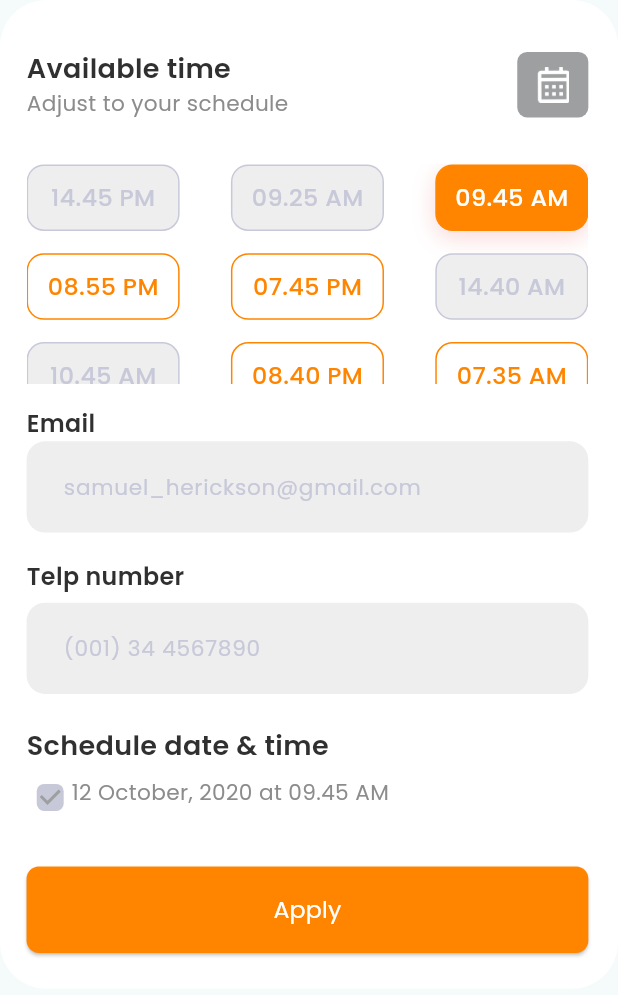
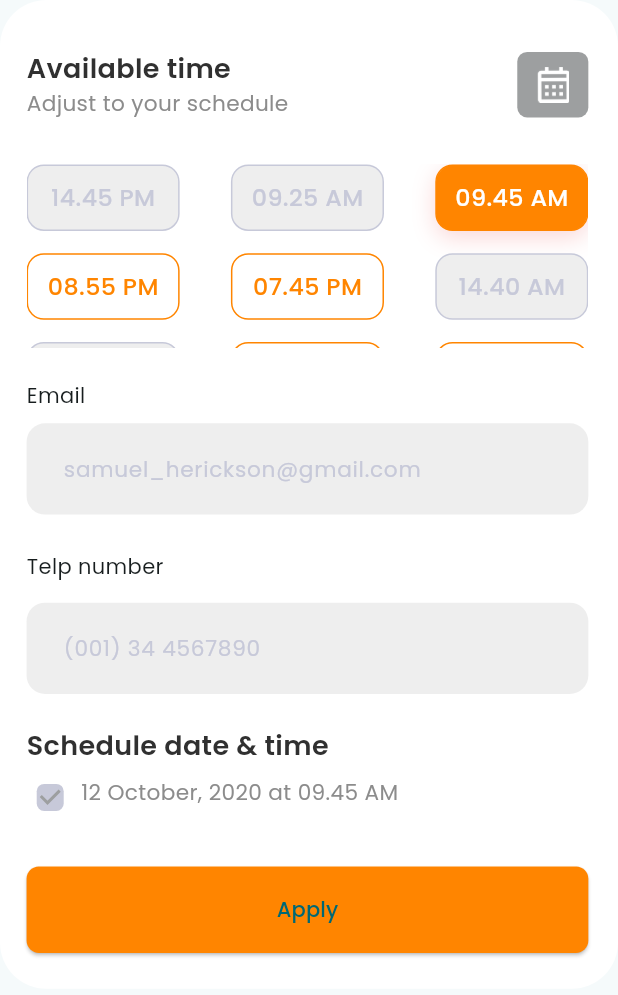
Before and after one commit to AmmarSAFI05/task7, a Flutter app: the SchedulePage widget shown alone on an empty page, opened directly, on a phone screen of 412 x 824 dp. Shown: the top 995 px of the screen. Run offline on Flutter 3.47's test engine with Material 3 defaults, Android fonts, the phone set to English and light mode, and no system bars; statements that could not run were skipped.

Commit message:
I changed the names of the variables to the correct format

```diff
--- a/lib/view/schedule_page/view/schedule_page.dart
+++ b/lib/view/schedule_page/view/schedule_page.dart
@@ -1,5 +1,4 @@
 import 'package:flutter/material.dart';
-
 import '../../../core/constant/app_colors.dart';
 import '../../../core/constant/app_images.dart';
 import '../../../core/constant/app_sizes.dart';
@@ -8,7 +7,6 @@
 import '../../../core/text_styles.dart';
 import '../../../widgets/schedule_time_container.dart';
 import '../../../widgets/social_app_text_form_field.dart';
-import '../../../widgets/soical_app_button.dart';
 
 class SchedulePage extends StatefulWidget {
   const SchedulePage({super.key});
@@ -95,7 +93,7 @@
                         crossAxisSpacing: 0.083*AppSize.screenWidth,
                         childAspectRatio: 2.3,
                       ),
-                      children: [
+                      children: const [
                         CustomContainer(
                           containerColor: AppColors.fieldColor,
                           borderColor: AppColors.lightGreyContainerSchedColor,
@@ -113,7 +111,7 @@
                           borderColor: AppColors.orangeColor,
                           textColor: AppColors.bgColor,
                           text: "09.45 AM",
-                          hasShadow: true, // تفعيل الظل
+                          hasShadow: true,
                           customShadow: BoxShadow(
                             color: Color(0x3FEC5F5F),
                             blurRadius: 12.63,
@@ -172,7 +170,7 @@
                                 bottom: 0.01*AppSize.screenHeight),
                             child: Text(
                               AppText.email,
-                              style: AppTextStyles.SchedulePageStyle,
+                              style: AppTextStyles.schedulePageStyle,
                             ),
                           ),
                           SocialAppTextFormField(
@@ -189,11 +187,11 @@
                                 bottom: 0.017*AppSize.screenHeight),
                             child: Text(
                               AppText.telNum,
-                              style: AppTextStyles.SchedulePageStyle,
+                              style: AppTextStyles.schedulePageStyle,
                             ),
                           ),
                           SocialAppTextFormField(
-                            validator: LoginValidator.validatePhonenum,
+                            validator: LoginValidator.validatePhoneNum,
                             controller: phoneController,
                             backgroundColor: AppColors.fieldColor,
                             textColor: AppColors.lightGreyContainerSchedColor,
@@ -219,15 +217,13 @@
                         Stack(
                                   children: [
 
-                                    Container(width: 0.69*AppSize.screenWidth,height: 0.029*AppSize.screenHeight,),
+                                    SizedBox(width: 0.69*AppSize.screenWidth,height: 0.029*AppSize.screenHeight,),
                                     Row(
                                       children: [
-                                        SizedBox(width: 30),
-                                        Container(
-                                          child: Text(
+                                        SizedBox(width: 0.088*AppSize.screenWidth),
+                                           Text(
                                             AppText.dateAndTime,
                                             style: AppTextStyles. onBoardingSubTitle,
-                                          ),
                                         ),
                                       ],
                                     ),
@@ -258,7 +254,7 @@
                     minimumSize: Size(0.916*AppSize.screenWidth,0.07*AppSize.screenHeight)),
 
                     child: Center(child: Text(AppText.scheduleButton,
-                      style: AppTextStyles.ScheduleButtonStyle,),),
+                      style: AppTextStyles.scheduleButtonStyle,),),
                     onPressed: () => Navigator.pop(context),
                   ),
                 ],
```
